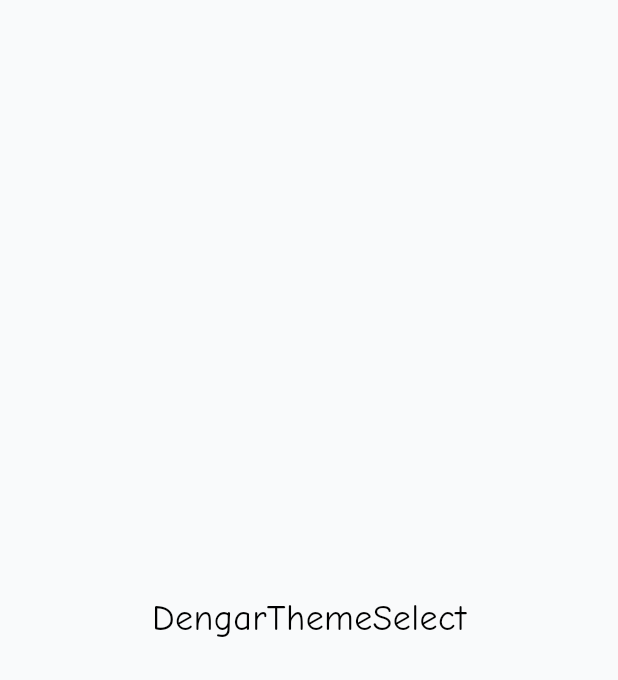
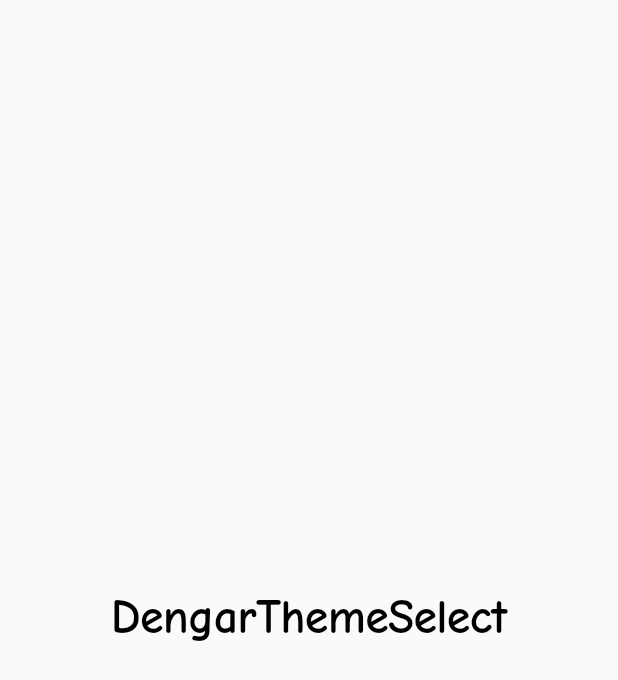
Before and after one commit to RafiDevari/Lulu, a Flutter app: the screen it shows after launch, after a tap on "Dengar", on a phone screen of 412 x 824 dp. Shown: the top 680 px of the screen. Run offline on Flutter 3.47's test engine with Material 3 defaults, Android fonts, the phone set to English and light mode, and no system bars; our stand-ins replace flutter_svg, get.

Commit message:
fix use of text style

```diff
--- a/lib/app/modules/dengar_theme_select/views/dengar_theme_select_view.dart
+++ b/lib/app/modules/dengar_theme_select/views/dengar_theme_select_view.dart
@@ -8,15 +8,13 @@ class DengarThemeSelectView extends GetView<DengarThemeSelectController> {
 
   @override
   Widget build(BuildContext context) {
-    return const Scaffold(
+    return Scaffold(
       body: Center(
         child: Text(
           'DengarThemeSelect',
-          style: TextStyle(fontSize: 24),
+          style: context.textTheme.headlineLarge,
         ),
       ),
     );
   }
 }
-
-// TODO: Buat Card Sederhana dalam bentuk carousel, pass id ke theme yang diopilih dan arahkan ke level page
--- a/lib/app/modules/home/components/HomeHeader.dart
+++ b/lib/app/modules/home/components/HomeHeader.dart
@@ -28,10 +28,7 @@ class HomeHeader extends StatelessWidget {
             child: Text(
               'whatDoYouWantToPlay'.tr,
               textAlign: TextAlign.left,
-              style: textTheme.headlineSmall?.copyWith(
-                color: colorScheme.onSecondaryContainer,
-                fontWeight: FontWeight.bold,
-              ),
+              style: textTheme.headlineSmall
             ),
           ),
           const SizedBox(width: AppSpacing.md),
--- a/lib/app/modules/home/components/MenuCard.dart
+++ b/lib/app/modules/home/components/MenuCard.dart
@@ -59,7 +59,7 @@ class MenuCard extends StatelessWidget {
                       label,
                       maxLines: 1,
                       overflow: TextOverflow.ellipsis,
-                      style: Theme.of(context).textTheme.titleSmall,
+                      style: context.textTheme.titleSmall,
                     ),
                   ),
                 ],
```
Also changed, not shown: lib/app/theme/app_text_styles.dart (+57 -0 lines).
